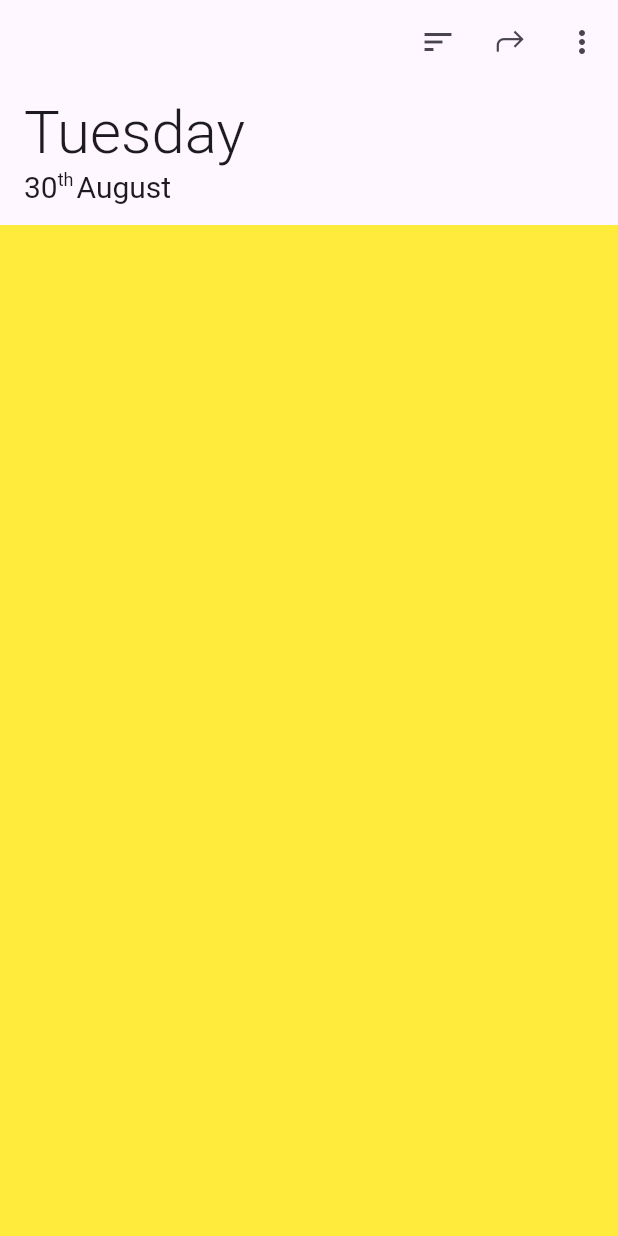
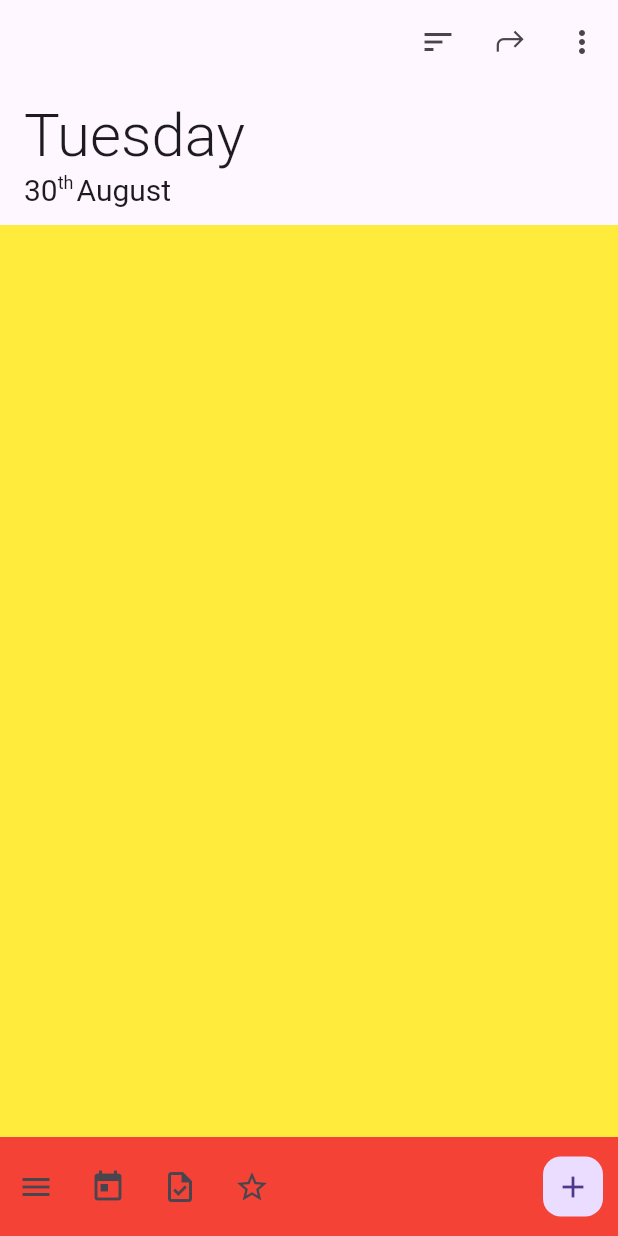
Before and after one commit to chaitanya634/tasks, a Flutter app: the screen it shows after launch, on a phone screen of 412 x 824 dp. Run offline on Flutter 3.47's test engine with Material 2 defaults, Android fonts, the phone set to English and light mode, and no system bars; drawn by our look-alikes of dynamic_color; our stand-ins replace google_fonts.

Commit message:
working on create task dialog

```diff
--- a/lib/main.dart
+++ b/lib/main.dart
@@ -1,11 +1,14 @@
 import 'package:dynamic_color/dynamic_color.dart';
 import 'package:flutter/material.dart';
+import 'package:flutter/services.dart';
 import 'package:provider/provider.dart';
 import 'package:tasks/pages/home.dart';
 import 'package:tasks/providers/date_time.dart';
 import 'package:tasks/themes/light.dart';
 
 void main() {
+  SystemChrome.setSystemUIOverlayStyle(
+      SystemUiOverlayStyle(systemNavigationBarColor: Colors.red));
   runApp(MultiProvider(
     providers: [
       ChangeNotifierProvider(create: (context) => DateTimeProvider())
@@ -16,7 +19,6 @@ void main() {
 
 class MyApp extends StatelessWidget {
   const MyApp({Key? key}) : super(key: key);
-
   @override
   Widget build(BuildContext context) {
     return DynamicColorBuilder(
--- a/lib/pages/home.dart
+++ b/lib/pages/home.dart
@@ -1,6 +1,7 @@
 import 'package:flutter/material.dart';
 import 'package:google_fonts/google_fonts.dart';
 import 'package:provider/provider.dart';
+import 'package:tasks/pages/create_task.dart';
 import 'package:tasks/providers/date_time.dart';
 
 class HomePage extends StatelessWidget {
@@ -14,7 +15,10 @@ class HomePage extends StatelessWidget {
   @override
   Widget build(BuildContext context) {
     return Scaffold(
-      body: CustomScrollView(
+      body: Column(
+        children: [
+          Expanded(
+            child: CustomScrollView(
               slivers: [
                 SliverAppBar(
                   backgroundColor: lightDynamic?.onInverseSurface,
@@ -35,7 +39,7 @@ class HomePage extends StatelessWidget {
                         context.read<DateTimeProvider>().date(lightDynamic),
                       ],
                     ),
-              titlePadding: const EdgeInsets.only(left: 16, bottom: 12),
+                    titlePadding: const EdgeInsets.only(left: 16, bottom: 10),
                     expandedTitleScale: 2,
                   ),
                   actions: [
@@ -53,7 +57,29 @@ class HomePage extends StatelessWidget {
                     height: 40,
                     color: Colors.yellow,
                   );
-          }, childCount: 60))
+                }, childCount: 60)),
+
+              ],
+            ),
+          ),
+        Container(height: 66, color: Colors.red, child: Row(
+          children: [Expanded(child: Row(children: [
+            IconButton(onPressed: (){}, icon: Icon(Icons.menu)),
+            IconButton(onPressed: (){}, icon: Icon(Icons.today)),
+            IconButton(onPressed: (){}, icon: Icon(Icons.task_outlined)),
+            IconButton(onPressed: (){}, icon: Icon(Icons.star_border)),
+            ]),),
+
+            Padding(
+              padding: const EdgeInsets.only(right: 6.0),
+              child: FloatingActionButton(onPressed: (){
+                showGeneralDialog(context: context, pageBuilder: (context, animation, secondaryAnimation) {
+                  return CreateTaskPage();
+                },);
+              },mini: true,elevation: 0,child: Icon(Icons.add),),
+            )
+            ],
+        ),)
         ],
       ),
     );
--- a/lib/themes/light.dart
+++ b/lib/themes/light.dart
@@ -10,7 +10,7 @@ ThemeData lightTheme(ColorScheme? lightDynamic) {
       appBarTheme: AppBarTheme(
         systemOverlayStyle: SystemUiOverlayStyle(
             statusBarColor: Colors.transparent,
-            systemNavigationBarColor: lightDynamic.onInverseSurface),
+            systemNavigationBarColor: Colors.transparent),
         backgroundColor: lightDynamic.onInverseSurface,
         actionsIconTheme: IconThemeData(color: lightDynamic.onPrimaryContainer),
         centerTitle: false,
```
Also changed, not shown: lib/pages/create_task.dart (added, +91 -0 lines), lib/providers/date_time.dart (line endings or trailing spaces). Lines whose indentation alone changed are shown as unchanged.
